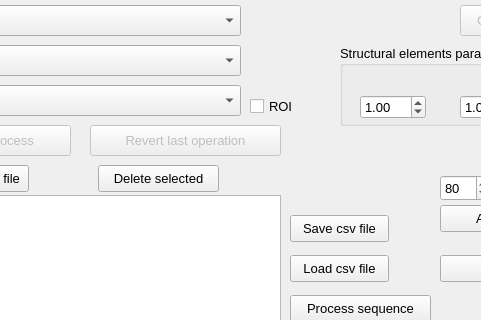
mjedros/mgr, file src/GUI/mainwindow.ui: the form before one commit; both pictures show x 100 to 581 and y 152 to 472 of the 790 by 591 pixel window.
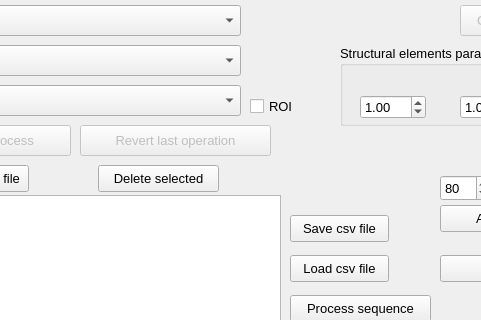
The form after the commit.

Patch:
```diff
--- a/src/GUI/mainwindow.ui
+++ b/src/GUI/mainwindow.ui
@@ -162,8 +162,8 @@
     </property>
     <property name="geometry">
      <rect>
-      <x>250</x>
-      <y>270</y>
+      <x>390</x>
+      <y>310</y>
       <width>111</width>
       <height>21</height>
      </rect>
@@ -465,7 +465,7 @@
     </property>
     <property name="geometry">
      <rect>
-      <x>190</x>
+      <x>180</x>
       <y>260</y>
       <width>191</width>
       <height>31</height>
```
